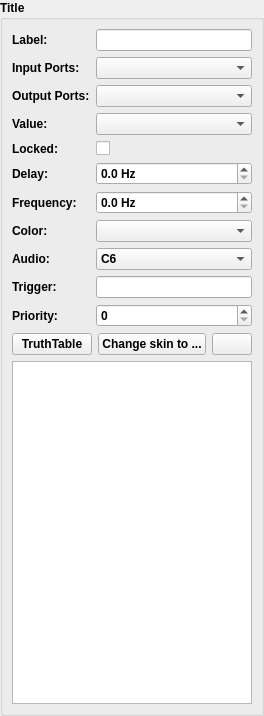
Old version of the form app/elementeditor.ui in the repository GIBIS-UNIFESP/wiRedPanda.
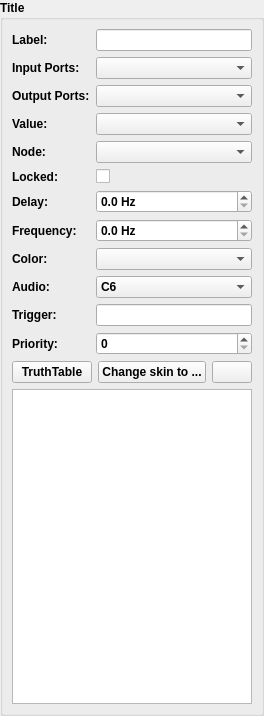
New version of the form. Icons and pictures are not drawn.

Commit message: Squash IC and Nodes commit

The edit to the form file:
```diff
--- a/app/elementeditor.ui
+++ b/app/elementeditor.ui
@@ -40,114 +40,96 @@
       <string>Title</string>
      </property>
      <layout class="QGridLayout" name="gridLayout_2">
-      <item row="16" column="1">
-       <widget class="QSpinBox" name="spinBoxPriority">
-        <property name="maximum">
-         <number>9</number>
-        </property>
-       </widget>
-      </item>
-      <item row="9" column="1">
-       <widget class="QDoubleSpinBox" name="doubleSpinBoxFrequency">
-        <property name="specialValueText">
-         <string/>
-        </property>
-        <property name="suffix">
-         <string> Hz</string>
-        </property>
-        <property name="decimals">
-         <number>1</number>
-        </property>
-        <property name="minimum">
-         <double>0.000000000000000</double>
-        </property>
-        <property name="maximum">
-         <double>50.000000000000000</double>
-        </property>
-        <property name="singleStep">
-         <double>0.100000000000000</double>
-        </property>
-       </widget>
-      </item>
-      <item row="4" column="0">
-       <widget class="QLabel" name="labelOutputs">
-        <property name="text">
-         <string>Output Ports:</string>
-        </property>
-       </widget>
-      </item>
-      <item row="7" column="1">
-       <widget class="QCheckBox" name="checkBoxLocked">
-        <property name="text">
-         <string/>
-        </property>
-       </widget>
-      </item>
       <item row="16" column="0">
+       <widget class="QLabel" name="labelTrigger">
+        <property name="text">
+         <string>Trigger:</string>
+        </property>
+       </widget>
+      </item>
+      <item row="2" column="1">
+       <widget class="QComboBox" name="comboBoxInputSize"/>
+      </item>
+      <item row="17" column="0">
        <widget class="QLabel" name="labelPriority">
         <property name="text">
          <string>Priority:</string>
         </property>
        </widget>
       </item>
-      <item row="0" column="0">
-       <widget class="QLabel" name="labelLabels">
-        <property name="text">
-         <string>Label:</string>
-        </property>
-       </widget>
-      </item>
-      <item row="13" column="0">
+      <item row="14" column="0">
        <widget class="QLabel" name="labelAudio">
         <property name="text">
          <string>Audio:</string>
         </property>
        </widget>
       </item>
-      <item row="0" column="1">
-       <widget class="QLineEdit" name="lineEditElementLabel"/>
-      </item>
-      <item row="9" column="0">
-       <widget class="QLabel" name="labelFrequency">
-        <property name="text">
-         <string>Frequency:</string>
-        </property>
+      <item row="14" column="1">
+       <widget class="QComboBox" name="comboBoxAudio">
+        <item>
+         <property name="text">
+          <string>C6</string>
+         </property>
+        </item>
+        <item>
+         <property name="text">
+          <string>D6</string>
+         </property>
+        </item>
+        <item>
+         <property name="text">
+          <string>E6</string>
+         </property>
+        </item>
+        <item>
+         <property name="text">
+          <string>F6</string>
+         </property>
+        </item>
+        <item>
+         <property name="text">
+          <string>G6</string>
+         </property>
+        </item>
+        <item>
+         <property name="text">
+          <string>A7</string>
+         </property>
+        </item>
+        <item>
+         <property name="text">
+          <string>B7</string>
+         </property>
+        </item>
+        <item>
+         <property name="text">
+          <string>C7</string>
+         </property>
+        </item>
        </widget>
       </item>
-      <item row="6" column="1">
-       <widget class="QComboBox" name="comboBoxValue"/>
-      </item>
-      <item row="15" column="1">
-       <widget class="QLineEdit" name="lineEditTrigger"/>
-      </item>
-      <item row="7" column="0">
-       <widget class="QLabel" name="labelLocked">
-        <property name="text">
-         <string>Locked:</string>
-        </property>
-       </widget>
-      </item>
-      <item row="15" column="0">
-       <widget class="QLabel" name="labelTrigger">
-        <property name="text">
-         <string>Trigger:</string>
-        </property>
-       </widget>
-      </item>
-      <item row="18" column="0" colspan="2">
+      <item row="19" column="0" colspan="2">
        <widget class="QTableWidget" name="truthTable">
         <property name="enabled">
          <bool>true</bool>
         </property>
        </widget>
       </item>
-      <item row="2" column="1">
-       <widget class="QComboBox" name="comboBoxInputSize"/>
+      <item row="17" column="1">
+       <widget class="QSpinBox" name="spinBoxPriority">
+        <property name="maximum">
+         <number>9</number>
+        </property>
+       </widget>
       </item>
-      <item row="4" column="1">
-       <widget class="QComboBox" name="comboBoxOutputSize"/>
+      <item row="8" column="1">
+       <widget class="QCheckBox" name="checkBoxLocked">
+        <property name="text">
+         <string/>
+        </property>
+       </widget>
       </item>
-      <item row="17" column="0" colspan="2">
+      <item row="18" column="0" colspan="2">
        <layout class="QHBoxLayout" name="horizontalLayout">
         <property name="spacing">
          <number>6</number>
@@ -200,71 +182,96 @@
         </item>
        </layout>
       </item>
-      <item row="11" column="1">
+      <item row="16" column="1">
+       <widget class="QLineEdit" name="lineEditTrigger"/>
+      </item>
+      <item row="10" column="1">
+       <widget class="QDoubleSpinBox" name="doubleSpinBoxFrequency">
+        <property name="specialValueText">
+         <string/>
+        </property>
+        <property name="suffix">
+         <string> Hz</string>
+        </property>
+        <property name="decimals">
+         <number>1</number>
+        </property>
+        <property name="minimum">
+         <double>0.000000000000000</double>
+        </property>
+        <property name="maximum">
+         <double>50.000000000000000</double>
+        </property>
+        <property name="singleStep">
+         <double>0.100000000000000</double>
+        </property>
+       </widget>
+      </item>
+      <item row="12" column="1">
        <widget class="QComboBox" name="comboBoxColor">
         <property name="currentText">
          <string/>
         </property>
        </widget>
       </item>
-      <item row="8" column="0">
-       <widget class="QLabel" name="labelDelay">
+      <item row="9" column="1">
+       <widget class="QDoubleSpinBox" name="doubleSpinBoxDelay">
+        <property name="suffix">
+         <string> Hz</string>
+        </property>
+        <property name="decimals">
+         <number>1</number>
+        </property>
+       </widget>
+      </item>
+      <item row="6" column="0">
+       <widget class="QLabel" name="labelValue">
         <property name="text">
-         <string>Delay:</string>
+         <string>Value:</string>
         </property>
        </widget>
       </item>
-      <item row="13" column="1">
-       <widget class="QComboBox" name="comboBoxAudio">
-        <item>
-         <property name="text">
-          <string>C6</string>
-         </property>
-        </item>
-        <item>
-         <property name="text">
-          <string>D6</string>
-         </property>
-        </item>
-        <item>
-         <property name="text">
-          <string>E6</string>
-         </property>
-        </item>
-        <item>
-         <property name="text">
-          <string>F6</string>
-         </property>
-        </item>
-        <item>
-         <property name="text">
-          <string>G6</string>
-         </property>
-        </item>
-        <item>
-         <property name="text">
-          <string>A7</string>
-         </property>
-        </item>
-        <item>
-         <property name="text">
-          <string>B7</string>
-         </property>
-        </item>
-        <item>
-         <property name="text">
-          <string>C7</string>
-         </property>
-        </item>
+      <item row="0" column="0">
+       <widget class="QLabel" name="labelLabels">
+        <property name="text">
+         <string>Label:</string>
+        </property>
        </widget>
       </item>
-      <item row="11" column="0">
+      <item row="6" column="1">
+       <widget class="QComboBox" name="comboBoxValue"/>
+      </item>
+      <item row="4" column="0">
+       <widget class="QLabel" name="labelOutputs">
+        <property name="text">
+         <string>Output Ports:</string>
+        </property>
+       </widget>
+      </item>
+      <item row="0" column="1">
+       <widget class="QLineEdit" name="lineEditElementLabel"/>
+      </item>
+      <item row="12" column="0">
        <widget class="QLabel" name="labelColor">
         <property name="text">
          <string>Color:</string>
         </property>
        </widget>
       </item>
+      <item row="9" column="0">
+       <widget class="QLabel" name="labelDelay">
+        <property name="text">
+         <string>Delay:</string>
+        </property>
+       </widget>
+      </item>
+      <item row="10" column="0">
+       <widget class="QLabel" name="labelFrequency">
+        <property name="text">
+         <string>Frequency:</string>
+        </property>
+       </widget>
+      </item>
       <item row="2" column="0">
        <widget class="QLabel" name="labelInputs">
         <property name="text">
@@ -272,20 +279,23 @@
         </property>
        </widget>
       </item>
-      <item row="6" column="0">
-       <widget class="QLabel" name="labelValue">
+      <item row="4" column="1">
+       <widget class="QComboBox" name="comboBoxOutputSize"/>
+      </item>
+      <item row="8" column="0">
+       <widget class="QLabel" name="labelLocked">
         <property name="text">
-         <string>Value:</string>
+         <string>Locked:</string>
         </property>
        </widget>
       </item>
-      <item row="8" column="1">
-       <widget class="QDoubleSpinBox" name="doubleSpinBoxDelay">
-        <property name="suffix">
-         <string> Hz</string>
-        </property>
-        <property name="decimals">
-         <number>1</number>
+      <item row="7" column="1">
+       <widget class="QComboBox" name="comboBoxNode"/>
+      </item>
+      <item row="7" column="0">
+       <widget class="QLabel" name="labelNode">
+        <property name="text">
+         <string>Node:</string>
         </property>
        </widget>
       </item>
```
The commit also changes 19 other files.
